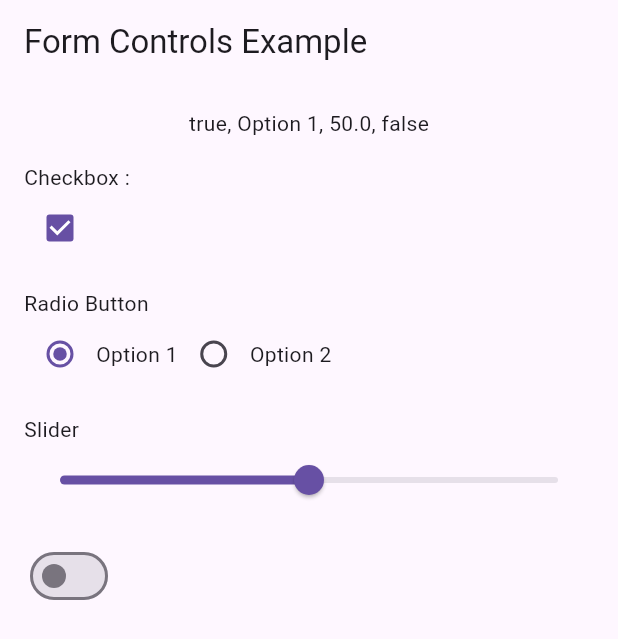
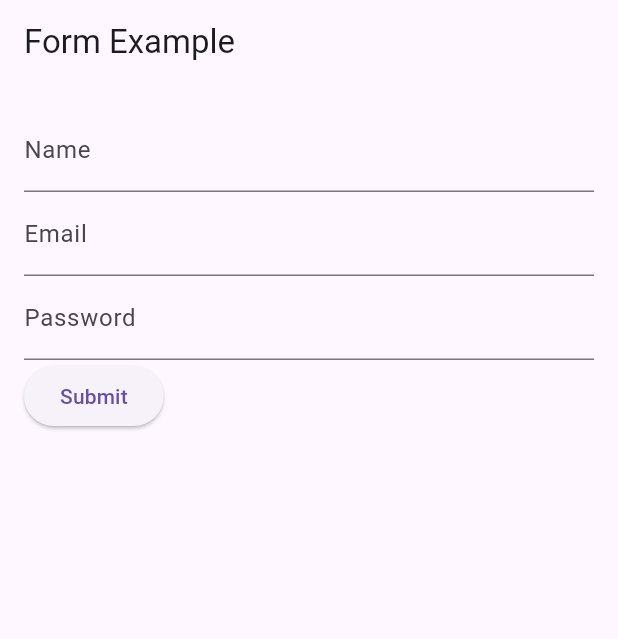
Before and after one commit to Chujer/WebStudy, a Flutter app: the screen it shows after launch, on a phone screen of 412 x 824 dp. Shown: the top 639 px of the screen. Run offline on Flutter 3.47's test engine with Material 3 defaults, Android fonts, the light colour scheme and no system bars.

Commit message:
2025.11.19 Form

```diff
--- a/Flutter/lib/main.dart
+++ b/Flutter/lib/main.dart
@@ -13,86 +13,94 @@ class MyApp extends StatefulWidget {
 
 class _MyAppState extends State<MyApp> {
 
-  bool _checkBoxValue = true;
-  String _radioValue = 'Option 1';
-  double _sliderValue = 50.0;
-  bool _switchValue = false;
+  final _formkey = GlobalKey<FormState>();
+  String _name ='';
+  String _email = '';
+  String _password = '';
+  String _erroMessage = '';
+
+  void _submitForm(){
+    if(_formkey.currentState!.validate()){
+      _formkey.currentState!.save();
+      print('$_name, $_email, $_password');
+    }else{
+      setState(() {
+        _erroMessage='pleas fill in all fields';
+      });
+      }
+  }
+
+
   @override
   Widget build(BuildContext context) {
     return MaterialApp(
       home: Scaffold(
         appBar: AppBar(
-          title: Text('Form Controls Example'),
+          title: Text('Form Example'),
         ),
       body: Container(
         padding: EdgeInsets.all(16.0),
+        child: Form(
+          key: _formkey,
           child: Column(
             crossAxisAlignment: CrossAxisAlignment.start,
             children: [
-              Center(
-                child: Text('$_checkBoxValue, $_radioValue, $_sliderValue, $_switchValue'),
+              TextFormField(
+                decoration: InputDecoration(
+                    labelText: 'Name'
                 ),
-              SizedBox(height: 16,),
-              Text('Checkbox : '),
-              Checkbox(
-                value: _checkBoxValue,
-                onChanged: (value)
+                validator: (value){
+                  if(value == null || value.isEmpty)
                   {
-                  setState(() {
-                    _checkBoxValue = value!;
-                  });
+                    return 'Please enter your name';
+                  }
+                  return null;
+                },
+                onSaved: (value){
+                  _name = value!;
                 },
               ),
-              SizedBox(height: 16,),
-              Text('Radio Button'),
-              Row(
-                children: [
-                  Radio(
-                    value: 'Option 1',
-
-                    groupValue: _radioValue,
-                    onChanged: (value){
-                      setState(() {
-                        _radioValue = value.toString();
-                        print('Option1:$value');
-                      });
+              TextFormField(
+                decoration: InputDecoration(
+                    labelText: 'Email'
+                ),
+                validator: (value){
+                  if(value == null || value.isEmpty)
+                  {
+                    return 'Please enter your Email';
+                  }
+                  return null;
+                },
+                onSaved: (value){
+                  _email = value!;
                 },
               ),
-                  Text('Option 1'),
-                  Radio(
-                    value: 'Option 2',
-                    groupValue: _radioValue,
-                    onChanged: (value) {
-                        setState(() {
-                          _radioValue = value.toString();
-                          print('Option2:$value');
-                        });
+              TextFormField(
+                decoration: InputDecoration(
+                  errorStyle: TextStyle(
+                    color: Colors.blue,
+                    fontSize: 10
+                  ),
+                  labelText: 'Password'
+                ),
+                validator: (value){
+                  if(value == null || value.isEmpty)
+                  {
+                    return 'Please enter your Password';
                   }
+                  return null;
+                },
+                onSaved: (value){
+                  _password = value!;
+                },
               ),
-                  Text('Option 2'),
+              ElevatedButton(
+                  onPressed: _submitForm,
+                  child: Text('Submit')
+              ),
+              Text(_erroMessage, style: TextStyle(color: Colors.red),)
             ],
           ),
-              SizedBox(height: 16.0,),
-              Text('Slider'),
-              Slider(
-                value: _sliderValue,
-                min: 0,
-                max: 100,
-                onChanged: (value){
-                setState(() {
-                  _sliderValue = value;
-                });
-                },
-              ),
-              SizedBox(height: 16.0,),
-              Switch(
-                  value: _switchValue,
-                  onChanged: (value) {
-                    setState(() {
-                      _switchValue = value;
-                    });
-                  })
-            ],
         ),
       ),
       ),
```
Lines whose indentation alone changed are shown as unchanged.
